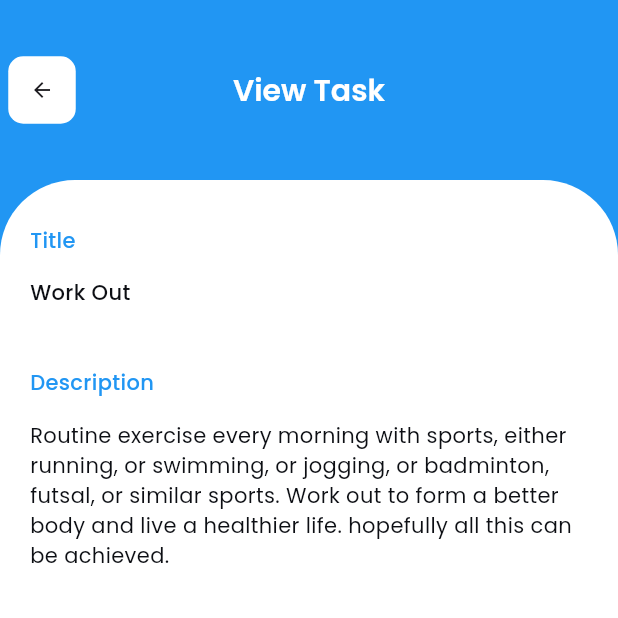
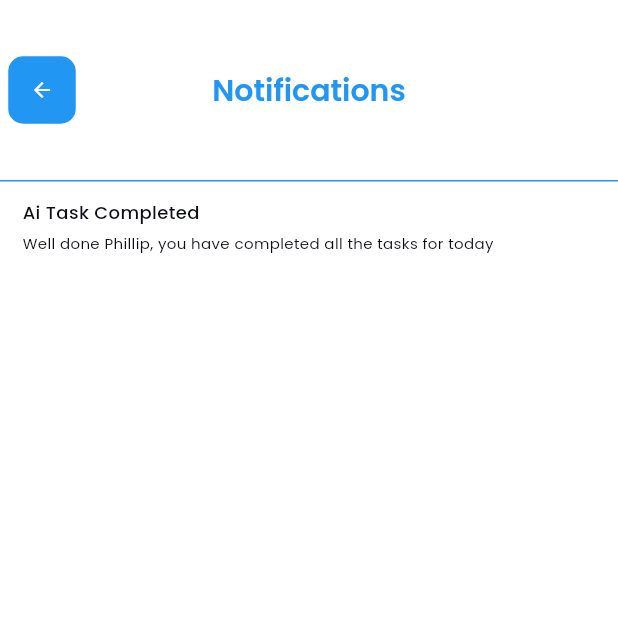
Before and after one commit to Avizz220/Flutter-Mobile-App, a Flutter app: the screen it shows after launch, on a phone screen of 412 x 824 dp, the top half of it. Run offline on Flutter 3.47's test engine with Material 3 defaults, Android fonts, the phone set to English and light mode, and no system bars; our stand-ins replace lottie.

Commit message:
Notification screen ui sample created

```diff
--- /dev/null
+++ b/mytodoapp_frontend/lib/features/todo/ui/notifications.dart
@@ -0,0 +1,104 @@
+import 'package:flutter/material.dart';
+import 'package:mytodoapp_frontend/contants/colors.dart';
+
+class NotificationScreen extends StatefulWidget {
+  const NotificationScreen({super.key});
+
+  @override
+  State<NotificationScreen> createState() => _NotificationScreenState();
+}
+
+class _NotificationScreenState extends State<NotificationScreen> {
+  @override
+  Widget build(BuildContext context) {
+    double screenwidth = MediaQuery.of(context).size.width;
+    double screenheight = MediaQuery.of(context).size.height;
+    return Scaffold(
+      appBar: AppBar(
+        centerTitle: true, //This is how we can cnter the title
+        toolbarHeight:
+            120, //This is the way that we can give height for the appbar
+        backgroundColor:
+            Colors.white, //We can also give the background colour for this
+        title: Text(
+          "Notifications",
+          style: TextStyle(
+            fontWeight: FontWeight.w600,
+            fontSize: 20,
+            fontFamily: "Poppins",
+            color: AppColor.accentColor,
+          ),
+        ),
+        leading: Column(
+          mainAxisAlignment: MainAxisAlignment.center,
+          children: [
+            Container(
+              height: 45,
+              width: 45,
+              decoration: BoxDecoration(
+                color: AppColor.accentColor,
+                borderRadius: BorderRadius.circular(10),
+              ),
+              child: Center(
+                child: Icon(Icons.arrow_back, size: 16, color: Colors.white),
+              ),
+            ),
+          ],
+        ),
+      ),
+      body: Container(
+        //We need container to to give the height of this
+        width: screenwidth,
+        color: Colors.white,
+        height:
+            screenheight -
+            120, //We are using container in this as we need to give the height and width for these using colomns don't allow this
+        child: Column(
+          //We need a column to indicate the children of this
+          children: [
+            Container(
+              height: 1,
+              width: screenwidth,
+              color: AppColor.accentColor,
+            ),
+
+            Container(
+              padding: EdgeInsets.symmetric(horizontal: 15),
+              height: 60,
+              width: screenwidth,
+              child: Column(
+                crossAxisAlignment:
+                    CrossAxisAlignment
+                        .start, //To get the horizontally center of the column
+                mainAxisAlignment:
+                    MainAxisAlignment
+                        .center, //To get the center vertically of the column
+                children: [
+                  Text(
+                    "Ai Task Completed",
+                    style: TextStyle(
+                      fontWeight: FontWeight.w500,
+                      fontSize: 12,
+                      fontFamily: "Poppins",
+                      color: AppColor.fontcolor,
+                    ),
+                  ),
+                  SizedBox(height: 5),
+                  Text(
+                    "Well done Phillip, you have completed all the tasks for today",
+                    style: TextStyle(
+                      fontWeight: FontWeight.w400,
+                      fontSize: 10,
+                      fontFamily: "Poppins",
+                      color: AppColor.fontcolor,
+                    ),
+                  ),
+                ],
+              ),
+            ),
+          ],
+        ),
+      ),
+    );
+  }
+}
--- a/mytodoapp_frontend/lib/main.dart
+++ b/mytodoapp_frontend/lib/main.dart
@@ -1,4 +1,5 @@
 import 'package:flutter/material.dart';
+import 'package:mytodoapp_frontend/features/todo/ui/notifications.dart';
 import 'package:mytodoapp_frontend/features/todo/ui/viewtask.dart';
 
 void main() {
@@ -32,7 +33,7 @@ class MyApp extends StatelessWidget {
         // tested with just a hot reload.
         colorScheme: ColorScheme.fromSeed(seedColor: Colors.deepPurple),
       ),
-      home: Viewtask(),
+      home: NotificationScreen(),
     );
   }
 }
```
